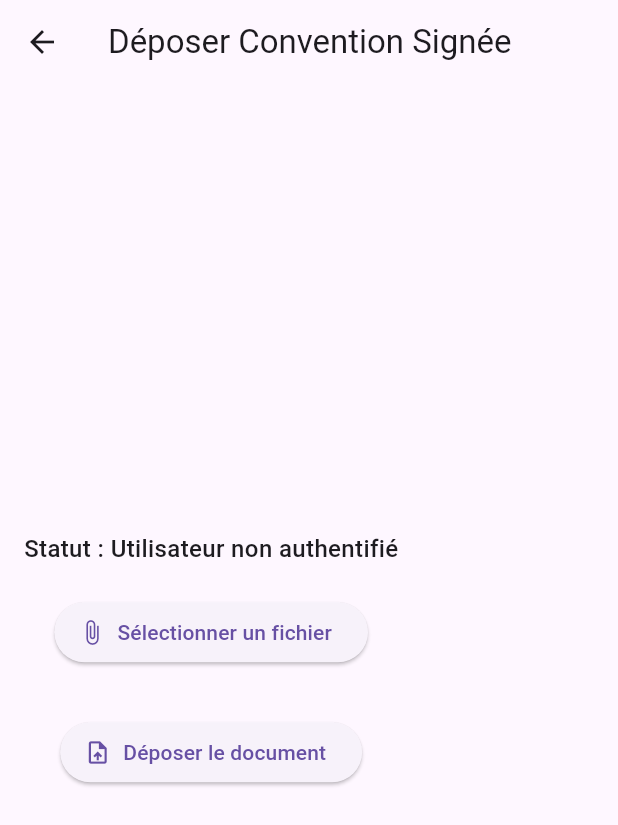
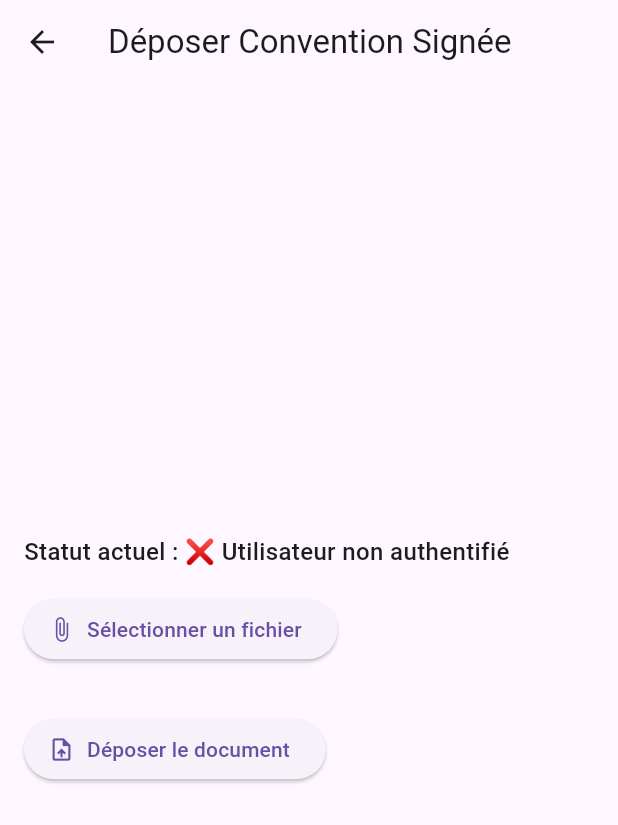
Before and after one commit to SaibiDhia/stage_app, a Flutter app: the DepotPage screen opened directly, after a tap on "Déposer le document", on a phone screen of 412 x 824 dp. Shown: the top 825 px of the screen. Run offline on Flutter 3.47's test engine with Material 3 defaults, Android fonts, the phone set to English and light mode, and no system bars; our stand-ins replace file_picker, shared_preferences; accounts and stored records are empty; network calls fail.

Commit message:
valider/rejeter and status logic working perfectly

```diff
--- a/Frontend/lib/screens/depot_page.dart
+++ b/Frontend/lib/screens/depot_page.dart
@@ -4,6 +4,7 @@ import 'package:http/http.dart' as http;
 import 'dart:io';
 import 'dart:convert';
 import 'package:shared_preferences/shared_preferences.dart';
+import 'dart:async';
 
 class DepotPage extends StatefulWidget {
   final String documentType;
@@ -19,34 +20,25 @@ class _DepotPageState extends State<DepotPage> {
   bool _isUploading = false;
   String? _uploadMessage;
   String _statut = 'Chargement...';
+  Timer? _refreshTimer;
 
   @override
   void initState() {
     super.initState();
     _fetchStatut();
+    _startAutoRefresh();
   }
 
-  Future<void> _fetchStatut() async {
-    final prefs = await SharedPreferences.getInstance();
-    final userId = prefs.getInt('userId');
-    if (userId == null) {
-      setState(() => _statut = 'Utilisateur non authentifié');
-      return;
-    }
+  @override
+  void dispose() {
+    _refreshTimer?.cancel();
+    super.dispose();
+  }
 
-    final uri = Uri.parse(
-      'http://10.0.2.2:8081/api/documents/statut?userId=$userId&type=${Uri.encodeComponent(widget.documentType)}',
-    );
-
-    print(
-        '🔎 STATUT URL: http://10.0.2.2:8081/api/documents/statut?userId=$userId&type=${widget.documentType}');
-    final response = await http.get(uri);
-
-    if (response.statusCode == 200) {
-      setState(() => _statut = response.body.replaceAll('"', ''));
-    } else {
-      setState(() => _statut = 'Erreur lors du chargement du statut');
-    }
+  void _startAutoRefresh() {
+    _refreshTimer = Timer.periodic(const Duration(seconds: 10), (_) {
+      _fetchStatut();
+    });
   }
 
   Future<void> _pickFile() async {
@@ -56,6 +48,36 @@ class _DepotPageState extends State<DepotPage> {
         _selectedFile = File(result.files.single.path!);
         _uploadMessage = null;
       });
+    }
+  }
+
+  Future<void> _fetchStatut() async {
+    try {
+      final prefs = await SharedPreferences.getInstance();
+      final userId = prefs.getInt('userId');
+      final token = prefs.getString('token');
+
+      if (userId == null || token == null) {
+        setState(() => _statut = '❌ Utilisateur non authentifié');
+        return;
+      }
+
+      final encodedType = Uri.encodeComponent(widget.documentType);
+      final url =
+          'http://10.0.2.2:8081/api/documents/statut?userId=$userId&type=$encodedType';
+
+      final response = await http.get(Uri.parse(url), headers: {
+        'Authorization': 'Bearer $token',
+        'Content-Type': 'application/json',
+      });
+
+      if (response.statusCode == 200) {
+        setState(() => _statut = response.body.replaceAll('"', ''));
+      } else {
+        setState(() => _statut = 'Erreur ${response.statusCode}');
+      }
+    } catch (e) {
+      setState(() => _statut = '❌ Erreur réseau');
     }
   }
 
@@ -69,8 +91,9 @@ class _DepotPageState extends State<DepotPage> {
 
     final prefs = await SharedPreferences.getInstance();
     final userId = prefs.getInt('userId');
+    final token = prefs.getString('token');
 
-    if (userId == null) {
+    if (userId == null || token == null) {
       setState(() {
         _isUploading = false;
         _uploadMessage = '❌ Utilisateur non authentifié';
@@ -82,6 +105,7 @@ class _DepotPageState extends State<DepotPage> {
     final request = http.MultipartRequest('POST', uri)
       ..fields['type'] = widget.documentType
       ..fields['userId'] = userId.toString()
+      ..headers['Authorization'] = 'Bearer $token'
       ..files
           .add(await http.MultipartFile.fromPath('file', _selectedFile!.path));
 
@@ -99,47 +123,89 @@ class _DepotPageState extends State<DepotPage> {
       _fetchStatut();
     } else {
       setState(() {
-        _uploadMessage = '❌ Échec du dépôt';
+        _uploadMessage = '❌ Échec du dépôt (${response.statusCode})';
       });
     }
   }
 
   @override
   Widget build(BuildContext context) {
+    bool isDepotDisabled = _statut == 'En attente' || _statut == 'Validé';
+
     return Scaffold(
       appBar: AppBar(title: Text('Déposer ${widget.documentType}')),
       body: Padding(
         padding: const EdgeInsets.all(16.0),
         child: Column(
           mainAxisAlignment: MainAxisAlignment.center,
+          crossAxisAlignment: CrossAxisAlignment.start,
           children: [
-            Text('Statut : $_statut',
+            Text('Statut actuel : $_statut',
                 style:
                     const TextStyle(fontSize: 16, fontWeight: FontWeight.w500)),
-            const SizedBox(height: 20),
+            const SizedBox(height: 16),
+            if (_statut == 'En attente')
+              _buildStatusBox(
+                  Colors.amber[100]!,
+                  Icons.hourglass_top,
+                  Colors.orange,
+                  "🕒 Ce document est en cours de validation. Vous ne pouvez pas le modifier pour le moment."),
+            if (_statut == 'Validé')
+              _buildStatusBox(
+                  Colors.green[100]!,
+                  Icons.check_circle,
+                  Colors.green,
+                  "✅ Ce document a été validé. Aucun autre dépôt n'est requis."),
+            if (_statut == 'Rejeté')
+              _buildStatusBox(Colors.red[100]!, Icons.cancel, Colors.red,
+                  "❌ Le document a été rejeté. Vous pouvez déposer une nouvelle version."),
             ElevatedButton.icon(
-              onPressed: _pickFile,
+              onPressed: isDepotDisabled ? null : _pickFile,
               icon: const Icon(Icons.attach_file),
               label: const Text('Sélectionner un fichier'),
             ),
             const SizedBox(height: 16),
             if (_selectedFile != null)
-              Text('Fichier : ${_selectedFile!.path.split('/').last}'),
+              Text(
+                  'Fichier sélectionné : ${_selectedFile!.path.split('/').last}'),
             const SizedBox(height: 16),
             _isUploading
                 ? const CircularProgressIndicator()
                 : ElevatedButton.icon(
-                    onPressed: _uploadFile,
+                    onPressed: isDepotDisabled ? null : _uploadFile,
                     icon: const Icon(Icons.upload_file),
                     label: const Text('Déposer le document'),
                   ),
             if (_uploadMessage != null) ...[
               const SizedBox(height: 20),
-              Text(_uploadMessage!, style: const TextStyle(fontSize: 16)),
+              Text(_uploadMessage!,
+                  style: const TextStyle(
+                      fontSize: 16, fontWeight: FontWeight.bold)),
             ]
           ],
         ),
       ),
     );
   }
+
+  Widget _buildStatusBox(
+      Color backgroundColor, IconData icon, Color iconColor, String message) {
+    return Container(
+      padding: const EdgeInsets.all(12),
+      margin: const EdgeInsets.only(bottom: 16),
+      decoration: BoxDecoration(
+        color: backgroundColor,
+        borderRadius: BorderRadius.circular(8),
+      ),
+      child: Row(
+        children: [
+          Icon(icon, color: iconColor),
+          const SizedBox(width: 10),
+          Expanded(
+              child:
+                  Text(message, style: const TextStyle(color: Colors.black87))),
+        ],
+      ),
+    );
+  }
 }
```
Also changed, not shown: Frontend/lib/screens/admin/web/admin_document_web_page.dart (+49 -44 lines), Frontend/lib/screens/login_page.dart (+34 -8 lines).
